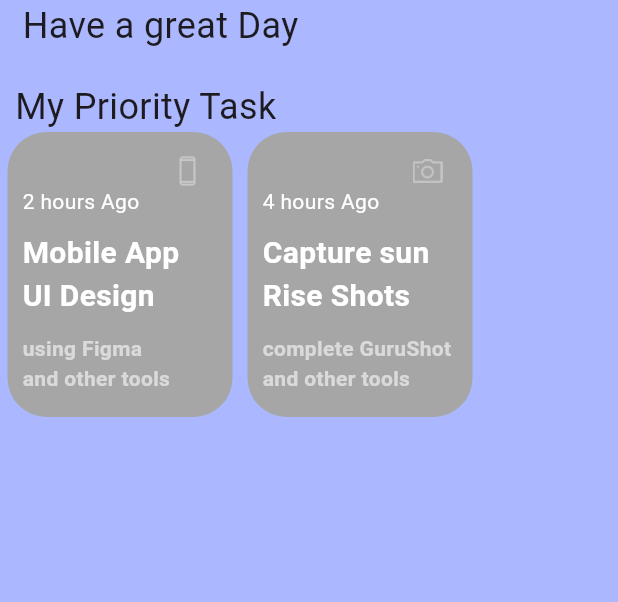
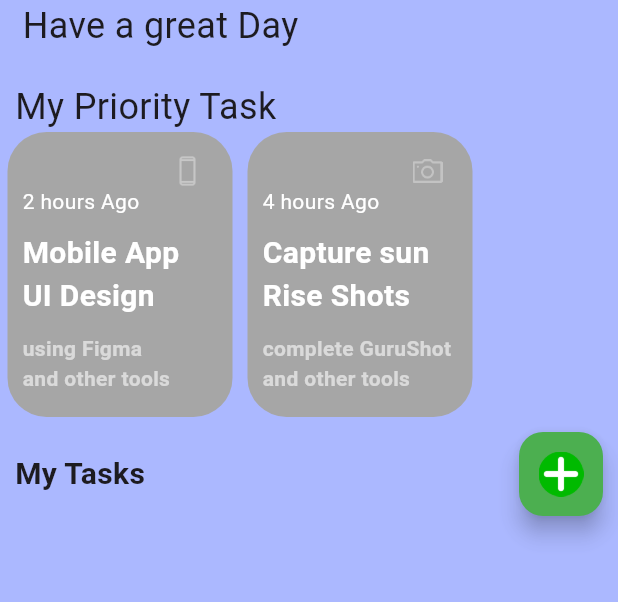
Before and after one commit to SoftwareDeveloper-flutter/note_app_3, a Flutter app: the HomeScreen screen opened directly, on a phone screen of 412 x 824 dp, the part 150-752 px from its top. Run offline on Flutter 3.47's test engine with Material 3 defaults, Android fonts, the phone set to English and light mode, and no system bars.

Commit message:
my task icon work

```diff
--- a/lib/screens/home_screen.dart
+++ b/lib/screens/home_screen.dart
@@ -161,6 +161,24 @@ class HomeScreen extends StatelessWidget{
           ],
 
         ),
+                Padding(
+          padding: const EdgeInsets.only(top: 10, left: 10),
+          child: Row(
+            children: [
+            const Text("My Tasks",style:TextStyle(fontSize:20,fontWeight:FontWeight.bold)),
+          const Spacer(),
+            FloatingActionButton(
+               onPressed: (){
+
+               },
+
+          backgroundColor: Colors.green,
+           child:Image.asset('assets/images/plus.png',width:30,height:30),
+            ),
+            const SizedBox(width: 10),
+            ],
+          ),
+        )
           ],
 
         ),
```
Also changed, not shown: assets/images/plus.png (added).
